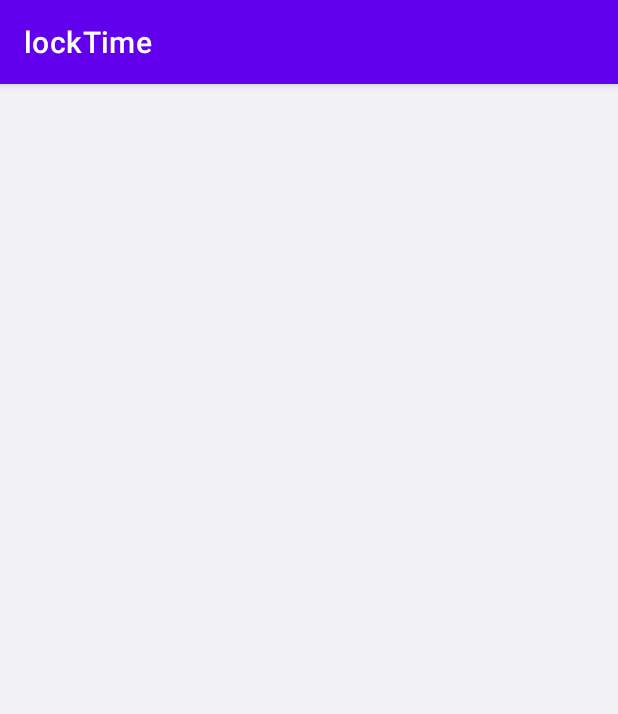
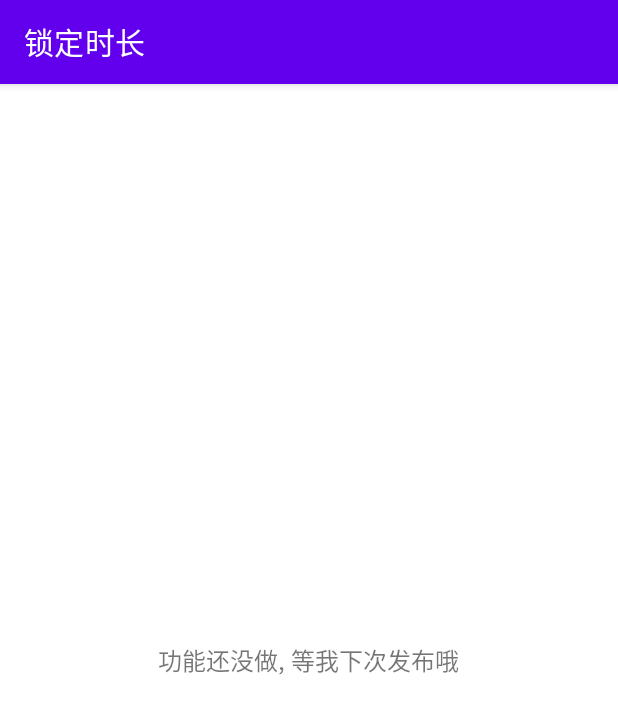
Before and after one commit to Kevin-Kevin/LockDuration, an Android app: the screen it shows after launch (SetFloatWindowLocationActivity), after a tap on "设置悬浮窗位置", on a phone screen of 412 x 824 dp. Shown: the top 714 px of the screen. Run offline under Robolectric (Android 15) with nearby library versions, the phone set to English and light mode, and no system bars; our stand-ins replace Room's generated code; 1 other tap on this screen came first.

Commit message:
fix ui bug

```diff
--- a/app/src/main/java/com/gzhu/kevin/locktime/View/Viewpager2/SettingFragment.java
+++ b/app/src/main/java/com/gzhu/kevin/locktime/View/Viewpager2/SettingFragment.java
@@ -34,6 +34,7 @@ import androidx.annotation.NonNull;
 import androidx.annotation.Nullable;
 import androidx.fragment.app.Fragment;
 
+import com.google.android.material.snackbar.Snackbar;
 import com.gzhu.kevin.locktime.BroadcastReceiver.PhoneLockReceiver;
 import com.gzhu.kevin.locktime.R;
 import com.gzhu.kevin.locktime.Service.MyRegisterService;
@@ -156,10 +157,13 @@ public class SettingFragment extends Fragment {
       }else {
       }
     });
-// TODO: 开关改成箭头
-// set auto start switch
-    binding.selfTurnOnSwitch.setOnCheckedChangeListener((buttonView, isChecked) -> {
 
+// set auto start permission
+    binding.selfTurnOnRelativeLayout.setOnClickListener(new View.OnClickListener() {
+      @Override
+      public void onClick(View v) {
+        Snackbar.make(v,"请开启应用自启权限, 否则应用无法正常工作",3000).show();
+      }
     });
 // set overlay permission switch
     boolean haveOverlayPermisson;
--- a/app/src/main/res/layout/activity_set_float_window_location.xml
+++ b/app/src/main/res/layout/activity_set_float_window_location.xml
@@ -1,13 +1,16 @@
 <?xml version="1.0" encoding="utf-8"?>
-<androidx.constraintlayout.widget.ConstraintLayout xmlns:android="http://schemas.android.com/apk/res/android"
+<FrameLayout xmlns:android="http://schemas.android.com/apk/res/android"
     xmlns:app="http://schemas.android.com/apk/res-auto"
     xmlns:tools="http://schemas.android.com/tools"
     android:layout_width="match_parent"
     android:layout_height="match_parent"
     tools:context=".SetFloatWindowLocationActivity">
-<androidx.constraintlayout.utils.widget.ImageFilterView
-    android:layout_width="match_parent"
-    android:layout_height="match_parent"
-    android:background="@color/ios_system_background_gray"
+<TextView
+    android:layout_width="wrap_content"
+    android:layout_height="wrap_content"
+    android:layout_gravity="center"
+    android:textSize="16sp"
+    android:text="功能还没做, 等我下次发布哦"
     />
-</androidx.constraintlayout.widget.ConstraintLayout>
+
+</FrameLayout>
--- a/app/src/main/res/layout/main_about_app_fragment.xml
+++ b/app/src/main/res/layout/main_about_app_fragment.xml
@@ -9,7 +9,10 @@
         android:layout_width="match_parent"
         android:layout_height="wrap_content"
         android:layout_margin="10dp"
+        android:textSize="16sp"
         android:text="
+        此app无联网功能\n\n
+        不会收集和使用个人信息\n\n
         对本app有什么建议请在酷安私信我
 " />
 
--- a/app/src/main/res/values/strings.xml
+++ b/app/src/main/res/values/strings.xml
@@ -1,5 +1,5 @@
 <resources>
-    <string name="app_name">lockTime</string>
+    <string name="app_name">锁定时长</string>
     <string name="tip">1. 请设置电池不优化以及开启所有自启权限\n\n2. 多任务界面中锁定此应用\n\n3. 请在上方设置手机锁屏多少秒后通知</string>
     <string name="title_activity_set_float_window_location">SetFloatWindowLocationActivity</string>
     <!-- Strings used for fragments for navigation -->
```
Also changed, not shown: app/src/main/res/layout/main_setting_fragment.xml (+10 -7 lines).
